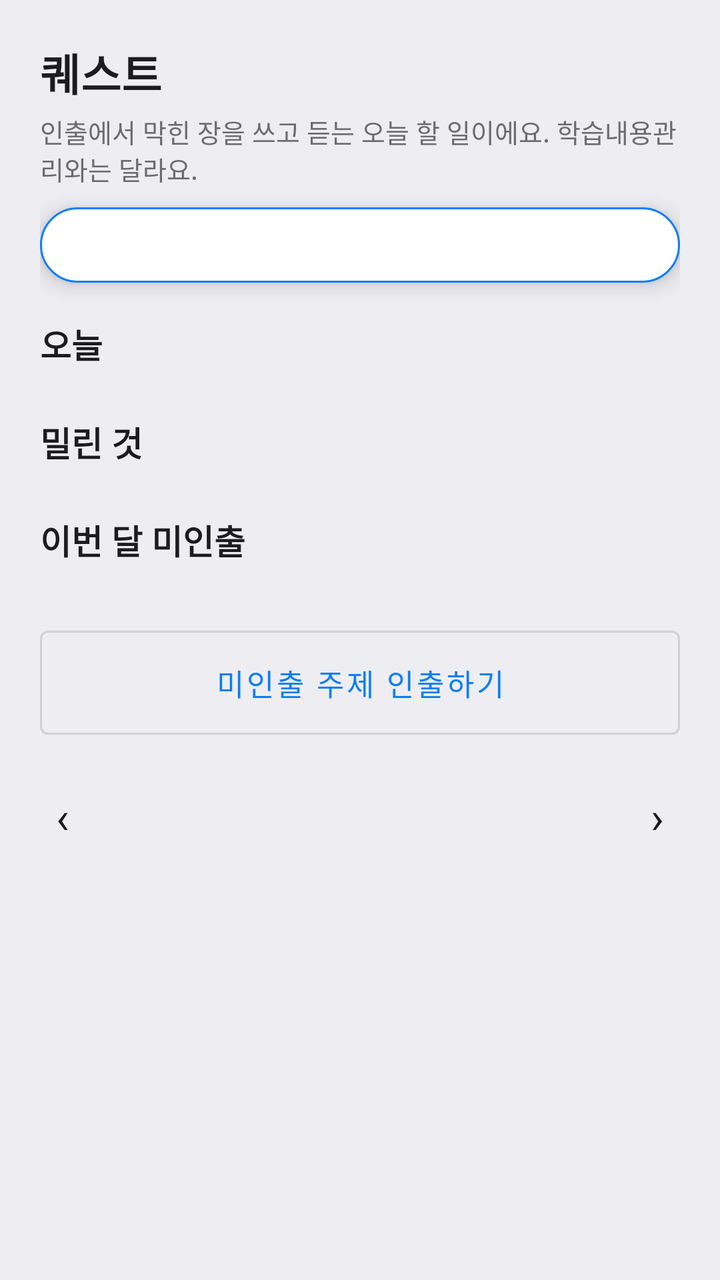
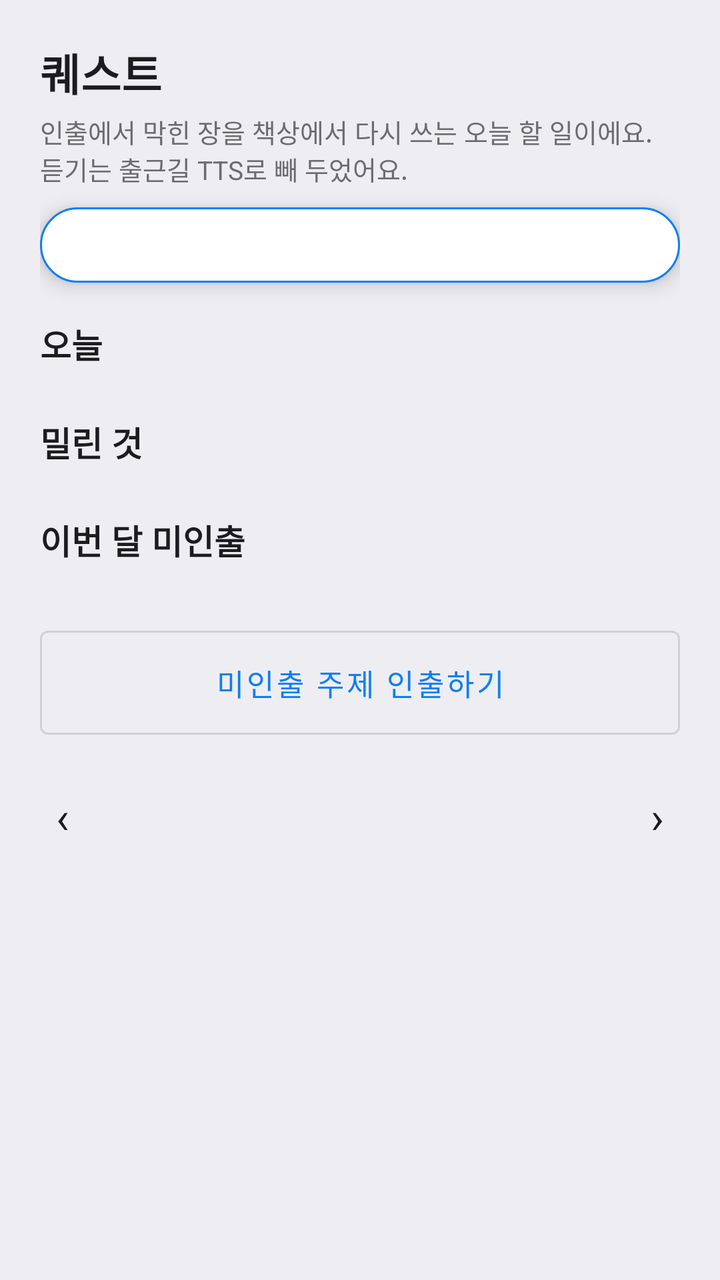

Before-and-after screenshots of an Android layout around one commit, followed by the original layout XML and the change that was made.
<!-- AndroidManifest.xml: application theme Theme.AdminMemo -->
<!-- res/layout/activity_quest.xml -->
<?xml version="1.0" encoding="utf-8"?>
<ScrollView xmlns:android="http://schemas.android.com/apk/res/android"
    android:layout_width="match_parent"
    android:layout_height="match_parent"
    android:background="@color/bg_screen"
    android:fillViewport="true">

    <LinearLayout
        android:layout_width="match_parent"
        android:layout_height="wrap_content"
        android:orientation="vertical"
        android:padding="20dp">

        <TextView
            android:layout_width="match_parent"
            android:layout_height="wrap_content"
            android:text="퀘스트"
            android:textColor="@color/text_main"
            android:textSize="22sp"
            android:textStyle="bold"/>

        <TextView
            android:layout_width="match_parent"
            android:layout_height="wrap_content"
            android:layout_marginTop="4dp"
            android:text="인출에서 막힌 장을 쓰고 듣는 오늘 할 일이에요. 학습내용관리와는 달라요."
            android:textColor="@color/text_sub"
            android:textSize="13sp"/>

        <include
            android:id="@+id/tvQuestCoach"
            layout="@layout/view_coach_pill"
            android:layout_width="match_parent"
            android:layout_height="wrap_content"
            android:layout_marginTop="10dp"/>

        <LinearLayout
            android:id="@+id/layoutQuestSplit"
            android:layout_width="match_parent"
            android:layout_height="wrap_content"
            android:orientation="vertical">

        <LinearLayout
            android:layout_width="match_parent"
            android:layout_height="wrap_content"
            android:orientation="vertical">

        <LinearLayout
            android:id="@+id/layoutQuestEmpty"
            android:layout_width="match_parent"
            android:layout_height="wrap_content"
            android:layout_marginTop="16dp"
            android:orientation="vertical"
            android:visibility="gone">

            <TextView
                android:layout_width="match_parent"
                android:layout_height="wrap_content"
                android:text="오늘 인출을 먼저 하면, 막힌 장을 제목만 보고 다시 펼치는 퀘스트가 생깁니다."
                android:textColor="@color/text_main"
                android:textSize="15sp"/>

            <com.google.android.material.button.MaterialButton
                android:id="@+id/btnQuestGoRecall"
                style="@style/Widget.AdminMemo.Button"
                android:layout_width="match_parent"
                android:layout_height="wrap_content"
                android:layout_marginTop="10dp"
                android:text="인출 시작"/>
        </LinearLayout>

        <TextView
            android:layout_width="match_parent"
            android:layout_height="wrap_content"
            android:layout_marginTop="18dp"
            android:text="오늘"
            android:textColor="@color/text_main"
            android:textSize="17sp"
            android:textStyle="bold"/>

        <LinearLayout
            android:id="@+id/layoutQuestToday"
            android:layout_width="match_parent"
            android:layout_height="wrap_content"
            android:layout_marginTop="6dp"
            android:orientation="vertical"/>

        <TextView
            android:layout_width="match_parent"
            android:layout_height="wrap_content"
            android:layout_marginTop="18dp"
            android:text="밀린 것"
            android:textColor="@color/text_main"
            android:textSize="17sp"
            android:textStyle="bold"/>

        <LinearLayout
            android:id="@+id/layoutQuestBacklog"
            android:layout_width="match_parent"
            android:layout_height="wrap_content"
            android:layout_marginTop="6dp"
            android:orientation="vertical"/>

        <TextView
            android:layout_width="match_parent"
            android:layout_height="wrap_content"
            android:layout_marginTop="18dp"
            android:text="이번 달 미인출"
            android:textColor="@color/text_main"
            android:textSize="17sp"
            android:textStyle="bold"/>

        <TextView
            android:id="@+id/tvQuestUnseen"
            android:layout_width="match_parent"
            android:layout_height="wrap_content"
            android:layout_marginTop="6dp"
            android:textColor="@color/text_sub"
            android:textSize="14sp"/>

        <com.google.android.material.button.MaterialButton
            android:id="@+id/btnQuestUnseen"
            style="@style/Widget.AdminMemo.Button.Outlined"
            android:layout_width="match_parent"
            android:layout_height="wrap_content"
            android:layout_marginTop="8dp"
            android:text="미인출 주제 인출하기"/>

        </LinearLayout>

        <LinearLayout
            android:layout_width="match_parent"
            android:layout_height="wrap_content"
            android:orientation="vertical">

        <LinearLayout
            android:layout_width="match_parent"
            android:layout_height="wrap_content"
            android:layout_marginTop="18dp"
            android:gravity="center_vertical"
            android:orientation="horizontal">

            <TextView
                android:id="@+id/btnQuestPrevMonth"
                android:layout_width="wrap_content"
                android:layout_height="wrap_content"
                android:padding="8dp"
                android:text="‹"
                android:textColor="@color/text_main"
                android:textSize="22sp"/>

            <TextView
                android:id="@+id/tvQuestMonth"
                android:layout_width="0dp"
                android:layout_height="wrap_content"
                android:layout_weight="1"
                android:gravity="center"
                android:textColor="@color/text_main"
                android:textSize="16sp"
                android:textStyle="bold"/>

            <TextView
                android:id="@+id/btnQuestNextMonth"
                android:layout_width="wrap_content"
                android:layout_height="wrap_content"
                android:padding="8dp"
                android:text="›"
                android:textColor="@color/text_main"
                android:textSize="22sp"/>
        </LinearLayout>

        <GridLayout
            android:id="@+id/gridQuestCal"
            android:layout_width="match_parent"
            android:layout_height="wrap_content"
            android:columnCount="7"/>

        <LinearLayout
            android:id="@+id/layoutQuestDay"
            android:layout_width="match_parent"
            android:layout_height="wrap_content"
            android:layout_marginTop="12dp"
            android:orientation="vertical"/>
        </LinearLayout>
        </LinearLayout>
    </LinearLayout>
</ScrollView>
<!-- res/layout/view_coach_pill.xml (included above) -->
<?xml version="1.0" encoding="utf-8"?>
<TextView xmlns:android="http://schemas.android.com/apk/res/android"
    android:layout_width="match_parent"
    android:layout_height="wrap_content"
    android:background="@drawable/bg_coach_pill"
    android:elevation="6dp"
    android:lineSpacingExtra="2dp"
    android:paddingHorizontal="14dp"
    android:paddingVertical="10dp"
    android:textColor="@color/text_main"
    android:textSize="13sp"/>
<!-- resources referenced by this layout -->
<resources>
  <color name="bg_screen">#EEEEF2</color>
  <color name="text_main">#1C1C1E</color>
  <color name="text_sub">#6C6C70</color>
  <!-- drawable bg_coach_pill (drawable) -->
  <?xml version="1.0" encoding="utf-8"?>
  <shape xmlns:android="http://schemas.android.com/apk/res/android">
      <corners android:radius="20dp"/>
      <solid android:color="@color/bg_card"/>
      <stroke
          android:width="1dp"
          android:color="@color/primary"/>
  </shape>
  <style name="Widget.AdminMemo.Button" parent="Widget.MaterialComponents.Button">
          <item name="android:minHeight">@dimen/btn_min_height</item>
          <item name="android:paddingTop">12sp</item>
          <item name="android:paddingBottom">12sp</item>
          <item name="android:insetTop">0dp</item>
          <item name="android:insetBottom">0dp</item>
          <item name="android:insetLeft">0dp</item>
          <item name="android:insetRight">0dp</item>
          <item name="android:textSize">15sp</item>
      </style>
  <style name="Widget.AdminMemo.Button.Outlined" parent="Widget.MaterialComponents.Button.OutlinedButton">
          <item name="android:minHeight">@dimen/btn_min_height</item>
          <item name="android:paddingTop">12sp</item>
          <item name="android:paddingBottom">12sp</item>
          <item name="android:insetTop">0dp</item>
          <item name="android:insetBottom">0dp</item>
          <item name="android:insetLeft">0dp</item>
          <item name="android:insetRight">0dp</item>
          <item name="android:textSize">15sp</item>
      </style>
  <style name="Theme.AdminMemo" parent="Theme.MaterialComponents.DayNight.NoActionBar">
          <item name="colorPrimary">@color/primary</item>
          <item name="colorPrimaryDark">@color/primary_dark</item>
          <item name="colorAccent">@color/accent</item>
          <item name="android:windowBackground">@color/bg_screen</item>
      </style>
  <color name="bg_card">#FFFFFF</color>
  <color name="primary">#0D7EF5</color>
  <dimen name="btn_min_height">52sp</dimen>
  <color name="primary_dark">#0A64D6</color>
  <color name="accent">#FF9F0A</color>
</resources>

<!-- the commit's change to res/layout/activity_quest.xml (unified diff, before → after) -->
@@ -23,7 +23,7 @@
             android:layout_width="match_parent"
             android:layout_height="wrap_content"
             android:layout_marginTop="4dp"
-            android:text="인출에서 막힌 장을 쓰고 듣는 오늘 할 일이에요. 학습내용관리와는 달라요."
+            android:text="인출에서 막힌 장을 책상에서 다시 쓰는 오늘 할 일이에요. 듣기는 출근길 TTS로 빼 두었어요."
             android:textColor="@color/text_sub"
             android:textSize="13sp"/>
 
